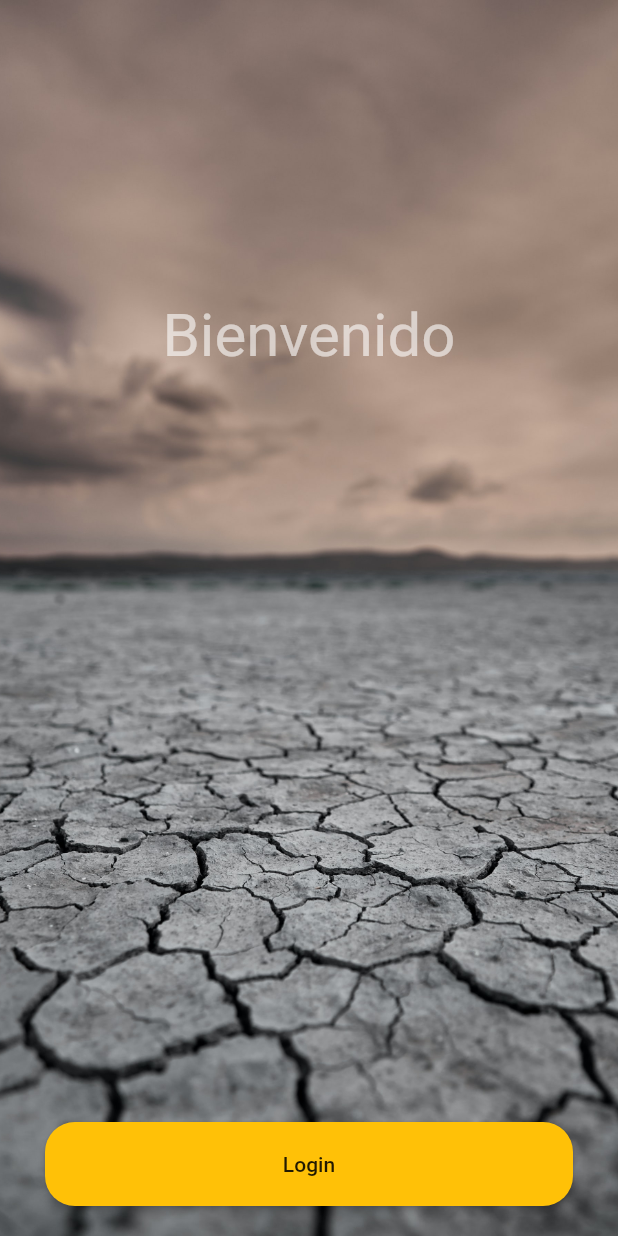
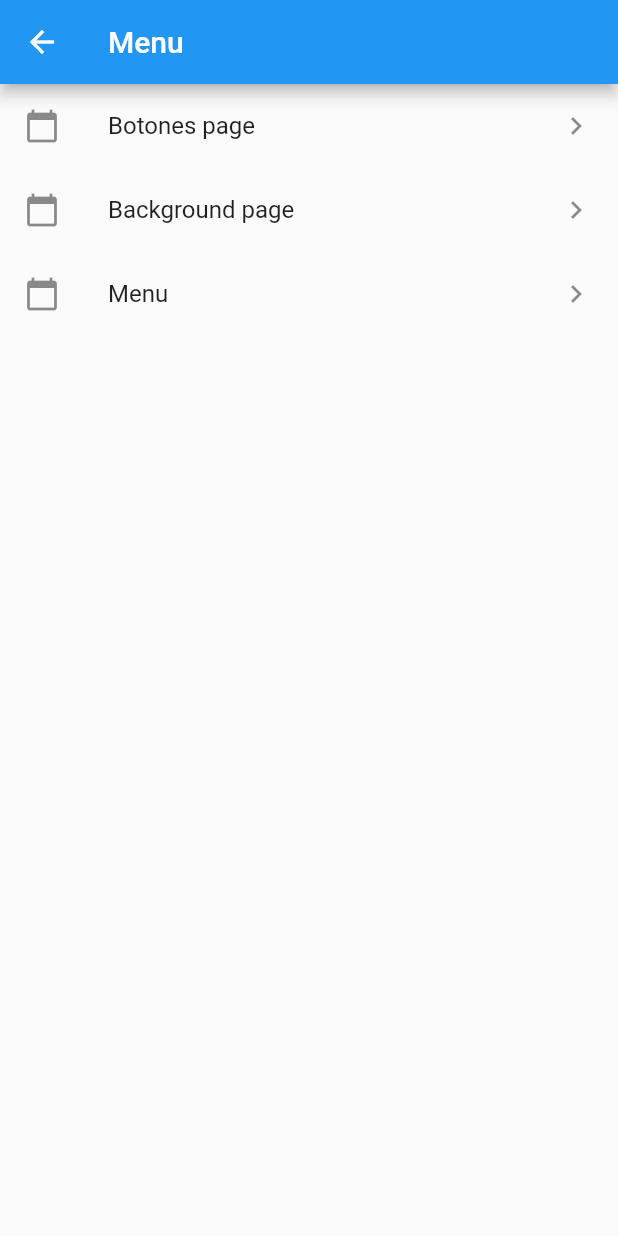
Before and after one commit to JorgeReneArevalo/Flutter, a Flutter app: the StackPage screen opened directly, after a tap on "Login", on a phone screen of 412 x 824 dp. Run offline on Flutter 3.47's test engine with Material 2 defaults, Android fonts, the phone set to English and light mode, and no system bars; missing offline and left inert: dart:ffi.

```diff
--- /dev/null
+++ b/lib/routes.dart
@@ -0,0 +1,14 @@
+import 'package:app_prueba/ui/pages/background_color_page.dart';
+import 'package:app_prueba/ui/pages/botones_page.dart';
+import 'package:app_prueba/ui/pages/menu_page.dart';
+import 'package:app_prueba/ui/pages/stack_page.dart';
+import 'package:flutter/cupertino.dart';
+
+Map<String, WidgetBuilder> rutas() {
+  return <String, WidgetBuilder>{
+    '/': (BuildContext context) => StackPage(),
+    'background-color': (BuildContext context) => BackgroundPage(),
+    'botones-page': (BuildContext context) => BotonesPage(),
+    'menu': (BuildContext context) => MenuPage(),
+  };
+}
--- a/lib/ui/pages/listview_builder_page..dart
+++ b/lib/ui/pages/listview_builder_page..dart
@@ -41,6 +41,7 @@ class ListViewBuilderPage extends StatelessWidget {
                   context: context,
                   builder: (context) {
                     return AlertDilogs(
+                      andriod: true,
                       usuario: usuario,
                       onPressOk: () {
                         print('OK');
--- /dev/null
+++ b/lib/ui/pages/menu_page.dart
@@ -0,0 +1,41 @@
+import 'package:app_prueba/models/ruta_item_model.dart';
+import 'package:flutter/material.dart';
+
+class MenuPage extends StatelessWidget {
+  const MenuPage({Key? key}) : super(key: key);
+
+  @override
+  Widget build(BuildContext context) {
+    return Scaffold(
+      appBar: AppBar(
+        title: Text('Menu'),
+      ),
+      /*body: ListView(
+        children: [
+          ListTile(
+            title: Text('Ejemplo botones'),
+            leading: Icon(Icons.calendar_today),
+            trailing: Icon(Icons.chevron_right),
+            onTap: () {
+              Navigator.pushNamed(context, 'botones-page');
+            },
+          ),
+        ],
+      ),*/
+      body: ListView.builder(
+        itemCount: paginas.length,
+        itemBuilder: (BuildContext contex, int index) {
+          final ruta = paginas[index];
+          return ListTile(
+            title: Text('${ruta.titulo}'),
+            leading: Icon(Icons.calendar_today),
+            trailing: Icon(Icons.chevron_right),
+            onTap: () {
+              Navigator.pushNamed(context, ruta.ruta);
+            },
+          );
+        },
+      ),
+    );
+  }
+}
--- a/lib/ui/pages/stack_page.dart
+++ b/lib/ui/pages/stack_page.dart
@@ -26,7 +26,9 @@ class StackPage extends StatelessWidget {
                   borderRadius: BorderRadius.circular(20),
                 ),
               ),
-              onPressed: () {},
+              onPressed: () {
+                Navigator.pushReplacementNamed(context, 'menu');
+              },
               child: Padding(
                 padding: const EdgeInsets.all(20.0),
                 child: Text(
```
Also changed, not shown: lib/main.dart (+5 -3 lines), lib/models/ruta_item_model.dart (added, +36 -0 lines), lib/ui/pages/background_color_page.dart (added, +97 -0 lines).
